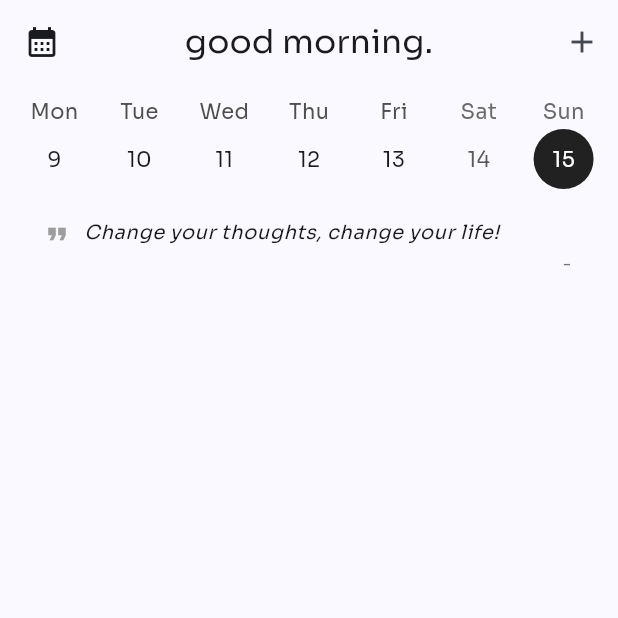
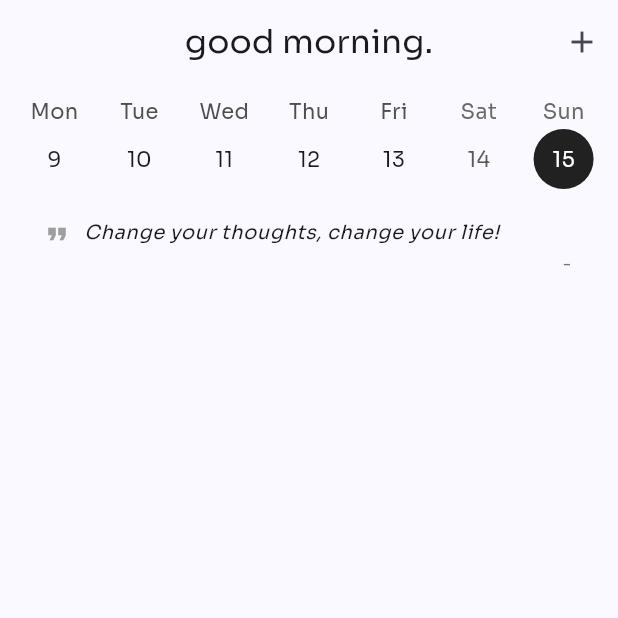
Before and after one commit to ericmaciared/anchor, a Flutter app: the TasksScreen screen opened by its route, on a phone screen of 412 x 824 dp, the top half of it. Run offline on Flutter 3.47's test engine with Material 3 defaults, Android fonts, the light colour scheme and no system bars; drawn by our look-alikes of table_calendar; our stand-ins replace confetti, csv, flutter_colorpicker, flutter_local_notifications, flutter_riverpod, go_router and 2 more; accounts and stored records are empty.

Commit message:
removed month view icon

```diff
--- a/lib/features/tasks/presentation/widgets/tasks_screen_app_bar.dart
+++ b/lib/features/tasks/presentation/widgets/tasks_screen_app_bar.dart
@@ -21,10 +21,6 @@ class TasksScreenAppBar extends StatelessWidget implements PreferredSizeWidget {
     return AppBar(
       backgroundColor: Colors.transparent,
       title: Text(_getGreeting()),
-      leading: IconButton(
-        onPressed: () {},
-        icon: const Icon(Icons.calendar_month),
-      ),
       actions: [
         IconButton(
           onPressed: onAddTask,
```
